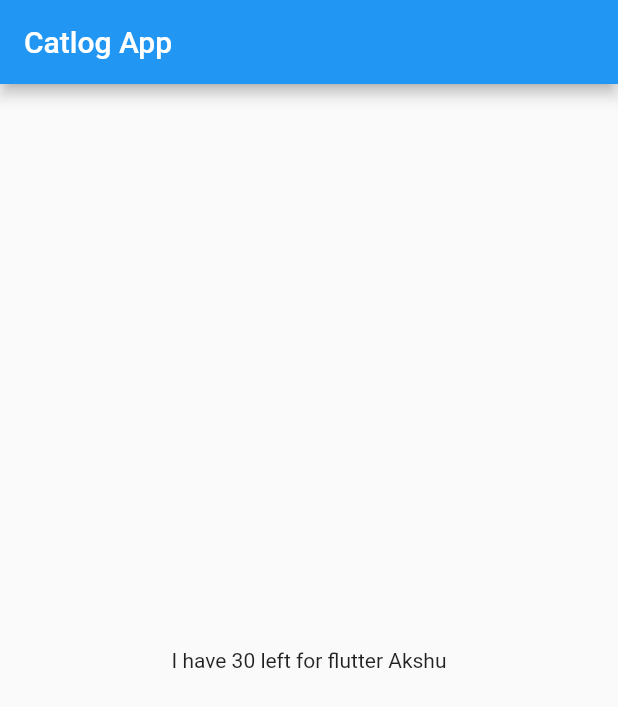
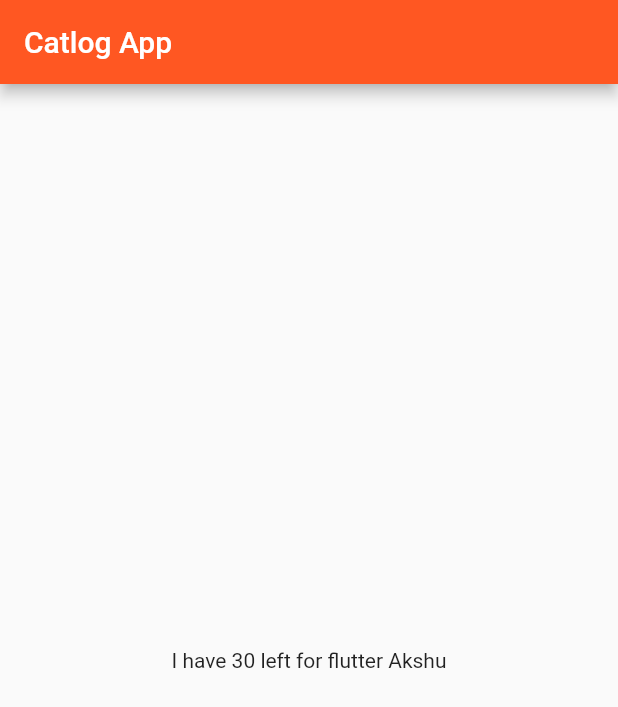
Before and after one commit to akshaypadhiyar/flutter_akshay, a Flutter app: the screen it shows after launch, on a phone screen of 412 x 824 dp. Shown: the top 707 px of the screen. Run offline on Flutter 3.47's test engine with Material 2 defaults, Android fonts, the phone set to English and light mode, and no system bars.

Commit message:
Day 3 Completed

```diff
--- a/lib/main.dart
+++ b/lib/main.dart
@@ -1,5 +1,6 @@
 import 'package:flutter/material.dart';
-import 'package:my_flutter_app/home_page.dart';
+import 'package:my_flutter_app/pages/home_page.dart';
+import 'package:my_flutter_app/pages/login_page.dart';
 
 void main() {
   runApp(MyApp());
@@ -8,6 +9,16 @@ void main() {
 class MyApp extends StatelessWidget {
   @override
   Widget build(BuildContext context) {
-    return MaterialApp(home: HomePage());
+    return MaterialApp(
+      themeMode: ThemeMode.light,
+      theme: ThemeData(primarySwatch: Colors.deepOrange),
+      darkTheme: ThemeData(
+        brightness: Brightness.dark,
+      ),
+      routes: {
+        "/": (context) => HomePage(),
+        "/login": (context) => LoginPage(),
+      },
+    );
   }
 }
```
Also changed, not shown: lib/pages/login_page.dart (added, +19 -0 lines), lib/pages/home_page.dart (renamed from lib/home_page.dart).
